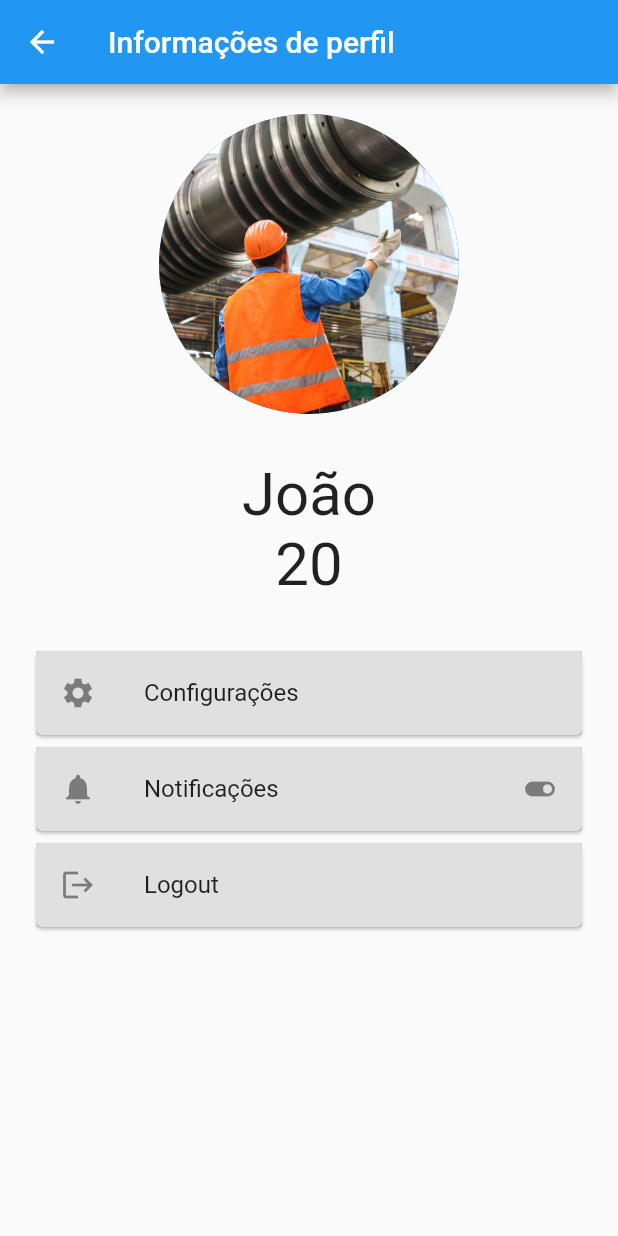
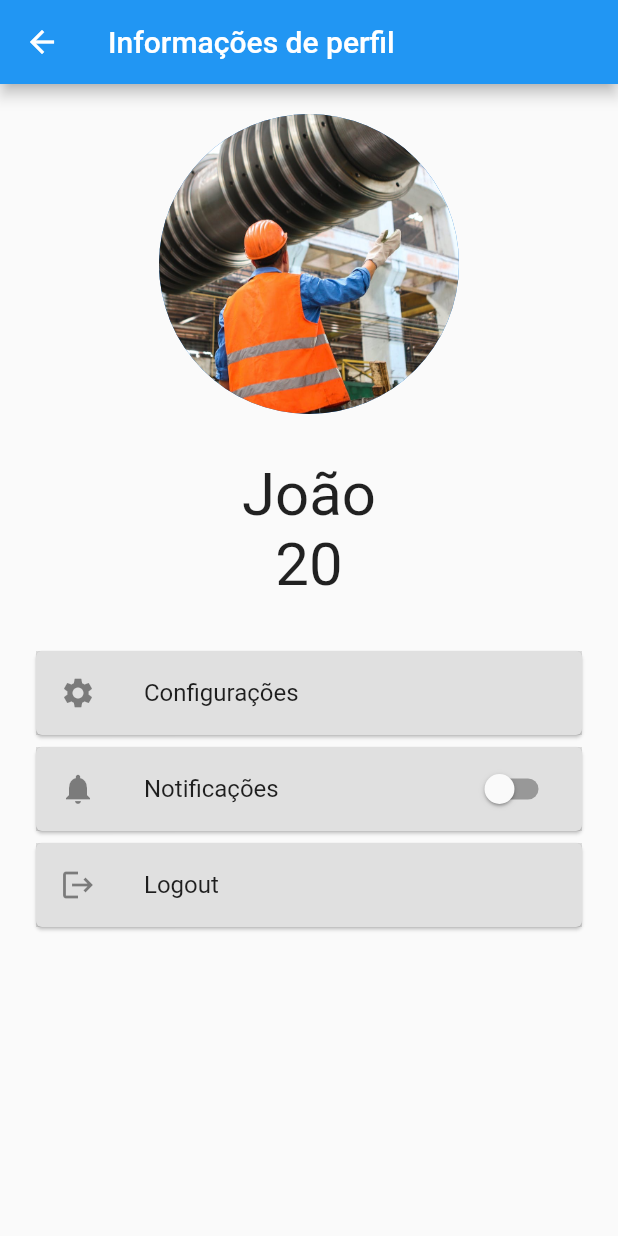
Before and after one commit to NinjaBitroom/listas, a Flutter app: the screen it shows after launch, after a tap on "João", on a phone screen of 412 x 824 dp. Run offline on Flutter 3.47's test engine with Material 2 defaults, Android fonts, the phone set to English and light mode, and no system bars.

```diff
--- a/lib/main.dart
+++ b/lib/main.dart
@@ -6,26 +6,21 @@ void main() {
   runApp(const MyApp());
 }
 
-class MyApp extends StatelessWidget {
+class MyApp extends StatefulWidget {
   const MyApp({super.key});
 
   @override
-  Widget build(BuildContext context) {
-    return const MaterialApp(
-      debugShowCheckedModeBanner: false,
-      home: Main(),
-    );
-  }
+  State<MyApp> createState() => _MainState();
 }
 
-class Main extends StatelessWidget {
+class _MainState extends State<MyApp> {
   static final listaPessoas = PessoaRepository.listaPessoas;
-
-  const Main({super.key});
 
   @override
   Widget build(BuildContext context) {
-    return Scaffold(
+    return MaterialApp(
+      debugShowCheckedModeBanner: false,
+      home: Scaffold(
         appBar: AppBar(
           leading: const Icon(
             Icons.menu,
@@ -49,13 +44,18 @@ class Main extends StatelessWidget {
                   Navigator.push(
                     context,
                     MaterialPageRoute(
-                          builder: (BuildContext context) =>
-                              ProfileInfo(pessoa: listaPessoas[i])),
+                      builder: (BuildContext context) => ProfileInfo(
+                        pessoa: listaPessoas[i],
+                      ),
+                    ),
                   );
                 },
               ),
             );
           },
-            itemCount: listaPessoas.length));
+          itemCount: listaPessoas.length,
+        ),
+      ),
+    );
   }
 }
--- a/lib/pages/profile.dart
+++ b/lib/pages/profile.dart
@@ -1,10 +1,20 @@
 import 'package:flutter/material.dart';
 import 'package:listas/entidades/pessoa.dart';
 
-class ProfileInfo extends StatelessWidget {
+class ProfileInfo extends StatefulWidget {
   final Pessoa pessoa;
 
-  const ProfileInfo({super.key, required this.pessoa});
+  const ProfileInfo({
+    super.key,
+    required this.pessoa,
+  });
+
+  @override
+  State<ProfileInfo> createState() => _ProfileInfoState();
+}
+
+class _ProfileInfoState extends State<ProfileInfo> {
+  bool _stateSwitch = false;
 
   @override
   Widget build(BuildContext context) {
@@ -15,20 +25,21 @@ class ProfileInfo extends StatelessWidget {
       body: Center(
         child: Padding(
           padding: const EdgeInsets.all(20.0),
-            child: Column(children: [
+          child: Column(
+            children: [
               CircleAvatar(
-                backgroundImage: AssetImage(pessoa.foto),
+                backgroundImage: AssetImage(widget.pessoa.foto),
                 radius: 100,
               ),
               const SizedBox(
                 height: 30,
               ),
               Text(
-                pessoa.nome,
+                widget.pessoa.nome,
                 style: const TextStyle(fontSize: 40),
               ),
               Text(
-                pessoa.idade.toString(),
+                widget.pessoa.idade.toString(),
                 style: const TextStyle(fontSize: 40),
               ),
               const SizedBox(
@@ -41,12 +52,18 @@ class ProfileInfo extends StatelessWidget {
                   title: Text("Configurações"),
                 ),
               ),
-              const Card(
+              Card(
                 child: ListTile(
                   tileColor: Colors.black12,
-                  leading: Icon(Icons.notifications),
-                  title: Text("Notificações"),
-                  trailing: Icon(Icons.toggle_on),
+                  leading: const Icon(Icons.notifications),
+                  title: const Text("Notificações"),
+                  trailing: Switch(
+                      value: _stateSwitch,
+                      onChanged: (newValue) {
+                        setState(() {
+                          _stateSwitch = newValue;
+                        });
+                      }),
                 ),
               ),
               const Card(
@@ -56,8 +73,10 @@ class ProfileInfo extends StatelessWidget {
                   title: Text("Logout"),
                 ),
               ),
-            ]),
+            ],
           ),
-        ));
+        ),
+      ),
+    );
   }
 }
```
Lines whose indentation alone changed are shown as unchanged.
